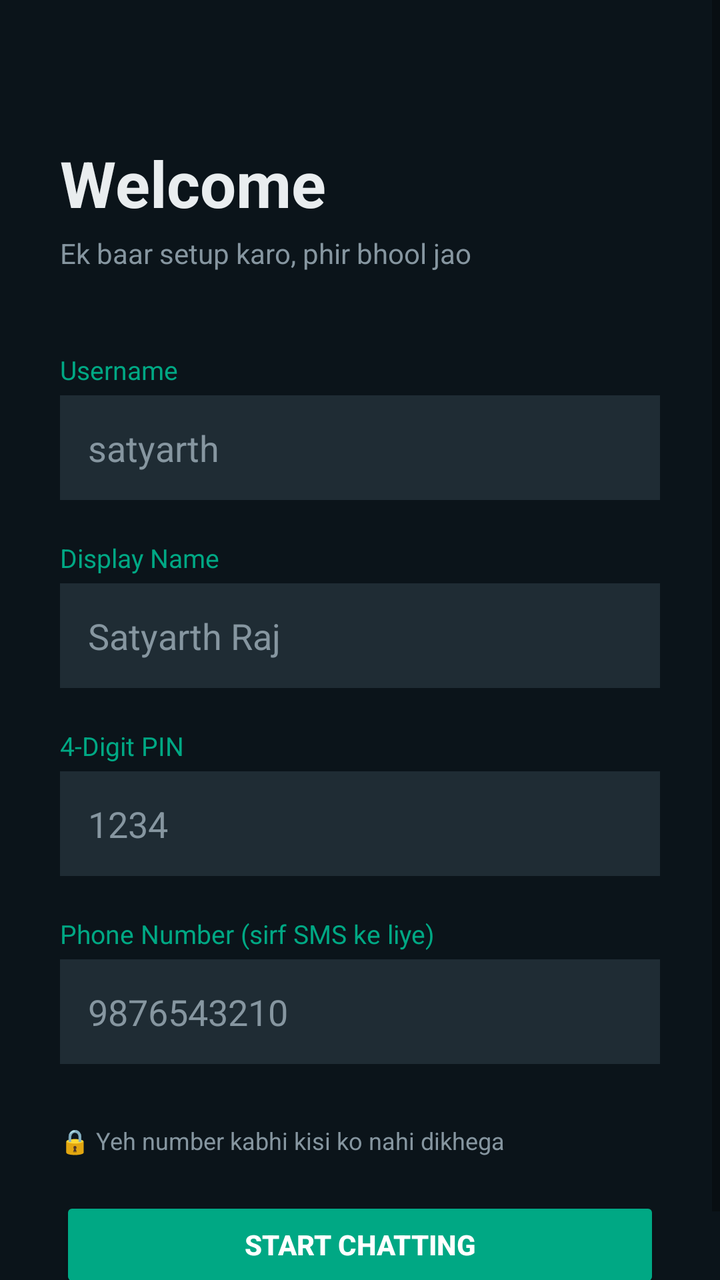
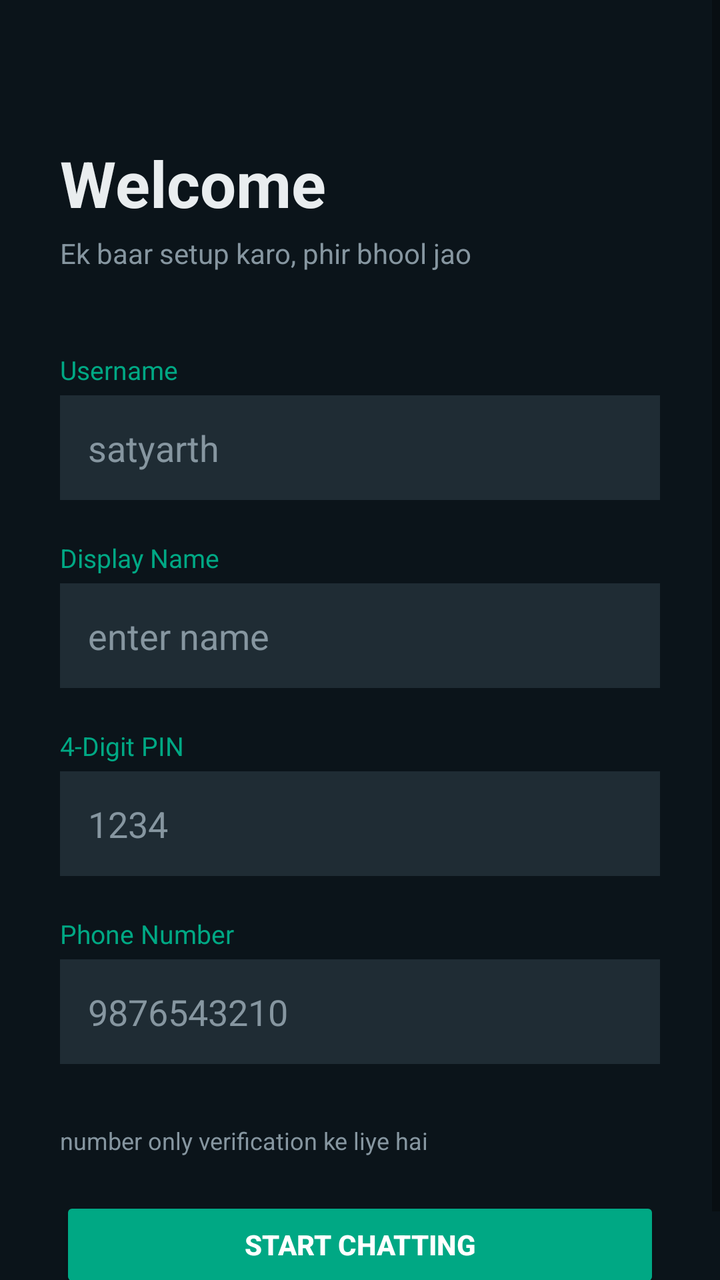

Compare the two renders of this Android layout. The source of the first and the diff that turns it into the second are given below.
<!-- AndroidManifest.xml: application theme Theme.WorldClock -->
<!-- res/layout/activity_setup.xml -->
<?xml version="1.0" encoding="utf-8"?>
<ScrollView xmlns:android="http://schemas.android.com/apk/res/android"
    android:layout_width="match_parent"
    android:layout_height="match_parent"
    android:background="@color/chat_bg">

    <LinearLayout
        android:layout_width="match_parent"
        android:layout_height="wrap_content"
        android:orientation="vertical"
        android:padding="30dp">

        <TextView
            android:layout_width="wrap_content"
            android:layout_height="wrap_content"
            android:text="Welcome"
            android:textColor="@color/text_primary"
            android:textSize="32sp"
            android:textStyle="bold"
            android:layout_marginTop="40dp"/>

        <TextView
            android:layout_width="wrap_content"
            android:layout_height="wrap_content"
            android:text="Ek baar setup karo, phir bhool jao"
            android:textColor="@color/text_secondary"
            android:textSize="14sp"
            android:layout_marginTop="4dp"
            android:layout_marginBottom="40dp"/>

        
        <TextView
            android:layout_width="wrap_content"
            android:layout_height="wrap_content"
            android:text="Username"
            android:textColor="@color/accent_green"
            android:textSize="13sp"
            android:layout_marginBottom="4dp"/>

        <EditText
            android:id="@+id/etUsername"
            android:layout_width="match_parent"
            android:layout_height="wrap_content"
            android:background="@color/input_bg"
            android:hint="satyarth"
            android:textColorHint="@color/text_secondary"
            android:textColor="@color/text_primary"
            android:padding="14dp"
            android:inputType="text"
            android:maxLength="20"
            android:layout_marginBottom="20dp"/>

        
        <TextView
            android:layout_width="wrap_content"
            android:layout_height="wrap_content"
            android:text="Display Name"
            android:textColor="@color/accent_green"
            android:textSize="13sp"
            android:layout_marginBottom="4dp"/>

        <EditText
            android:id="@+id/etDisplayName"
            android:layout_width="match_parent"
            android:layout_height="wrap_content"
            android:background="@color/input_bg"
            android:hint="Satyarth Raj"
            android:textColorHint="@color/text_secondary"
            android:textColor="@color/text_primary"
            android:padding="14dp"
            android:inputType="textPersonName"
            android:maxLength="30"
            android:layout_marginBottom="20dp"/>

        
        <TextView
            android:layout_width="wrap_content"
            android:layout_height="wrap_content"
            android:text="4-Digit PIN"
            android:textColor="@color/accent_green"
            android:textSize="13sp"
            android:layout_marginBottom="4dp"/>

        <EditText
            android:id="@+id/etPin"
            android:layout_width="match_parent"
            android:layout_height="wrap_content"
            android:background="@color/input_bg"
            android:hint="1234"
            android:textColorHint="@color/text_secondary"
            android:textColor="@color/text_primary"
            android:padding="14dp"
            android:inputType="number"
            android:maxLength="4"
            android:layout_marginBottom="20dp"/>

        
        <TextView
            android:layout_width="wrap_content"
            android:layout_height="wrap_content"
            android:text="Phone Number (sirf SMS ke liye)"
            android:textColor="@color/accent_green"
            android:textSize="13sp"
            android:layout_marginBottom="4dp"/>

        <EditText
            android:id="@+id/etPhone"
            android:layout_width="match_parent"
            android:layout_height="wrap_content"
            android:background="@color/input_bg"
            android:hint="9876543210"
            android:textColorHint="@color/text_secondary"
            android:textColor="@color/text_primary"
            android:padding="14dp"
            android:inputType="phone"
            android:maxLength="15"
            android:layout_marginBottom="30dp"/>

        <TextView
            android:layout_width="wrap_content"
            android:layout_height="wrap_content"
            android:text="🔒 Yeh number kabhi kisi ko nahi dikhega"
            android:textColor="@color/text_secondary"
            android:textSize="12sp"
            android:layout_marginBottom="20dp"/>

        
        <Button
            android:id="@+id/btnSave"
            android:layout_width="match_parent"
            android:layout_height="wrap_content"
            android:text="START CHATTING"
            android:backgroundTint="@color/accent_green"
            android:textColor="#FFFFFF"
            android:textStyle="bold"
            android:padding="14dp"/>

    </LinearLayout>
</ScrollView>
<!-- resources referenced by this layout -->
<resources>
  <color name="accent_green">#00A884</color>
  <color name="chat_bg">#0B141A</color>
  <color name="input_bg">#1F2C34</color>
  <color name="text_primary">#E9EDEF</color>
  <color name="text_secondary">#8696A0</color>
  <style name="Theme.WorldClock" parent="Theme.MaterialComponents.DayNight.NoActionBar">
          <item name="colorPrimary">@android:color/black</item>
          <item name="colorPrimaryVariant">@android:color/black</item>
          <item name="colorOnPrimary">@android:color/white</item>
      </style>
</resources>

<!-- the commit's change to res/layout/activity_setup.xml (unified diff, before → after) -->
@@ -64,7 +64,7 @@
             android:layout_width="match_parent"
             android:layout_height="wrap_content"
             android:background="@color/input_bg"
-            android:hint="Satyarth Raj"
+            android:hint="enter name "
             android:textColorHint="@color/text_secondary"
             android:textColor="@color/text_primary"
             android:padding="14dp"
@@ -98,7 +98,7 @@
         <TextView
             android:layout_width="wrap_content"
             android:layout_height="wrap_content"
-            android:text="Phone Number (sirf SMS ke liye)"
+            android:text="Phone Number"
             android:textColor="@color/accent_green"
             android:textSize="13sp"
             android:layout_marginBottom="4dp"/>
@@ -119,7 +119,7 @@
         <TextView
             android:layout_width="wrap_content"
             android:layout_height="wrap_content"
-            android:text="🔒 Yeh number kabhi kisi ko nahi dikhega"
+            android:text="number only verification ke liye hai "
             android:textColor="@color/text_secondary"
             android:textSize="12sp"
             android:layout_marginBottom="20dp"/>
